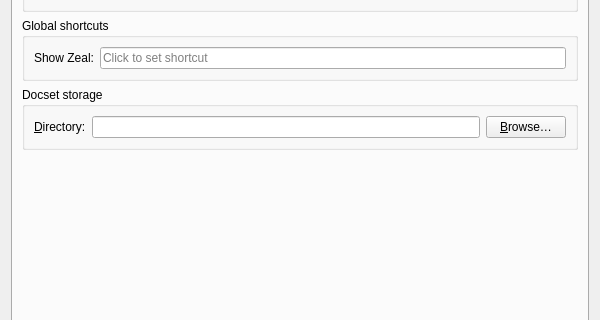
Old version of the form src/libs/ui/settingsdialog.ui in the repository zealdocs/zeal; both pictures show x 0 to 600 and y 214 to 534 of the 600 by 700 pixel window.
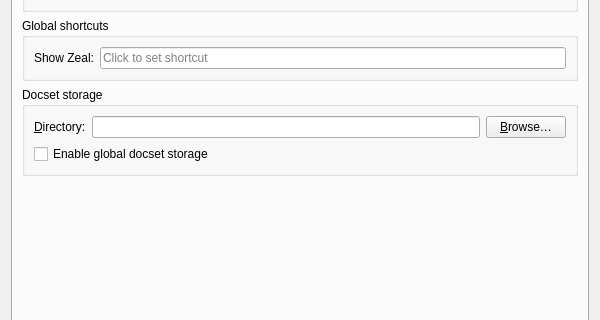
New version of the form. Custom widgets are drawn as their Qt base class.

Commit message: Frontend changes to accommodate global docsets option

Patch:
```diff
--- a/src/libs/ui/settingsdialog.ui
+++ b/src/libs/ui/settingsdialog.ui
@@ -145,6 +145,13 @@
             </item>
            </layout>
           </item>
+          <item row="1" column="0" colspan="2">
+           <widget class="QCheckBox" name="docsetStorageGlobalCheckBox">
+            <property name="text">
+             <string>Enable global docset storage</string>
+            </property>
+           </widget>
+          </item>
          </layout>
         </widget>
        </item>
```
Left out of the diff: 1 changed line with no effect on the pictures. The commit also changes 3 other files.
